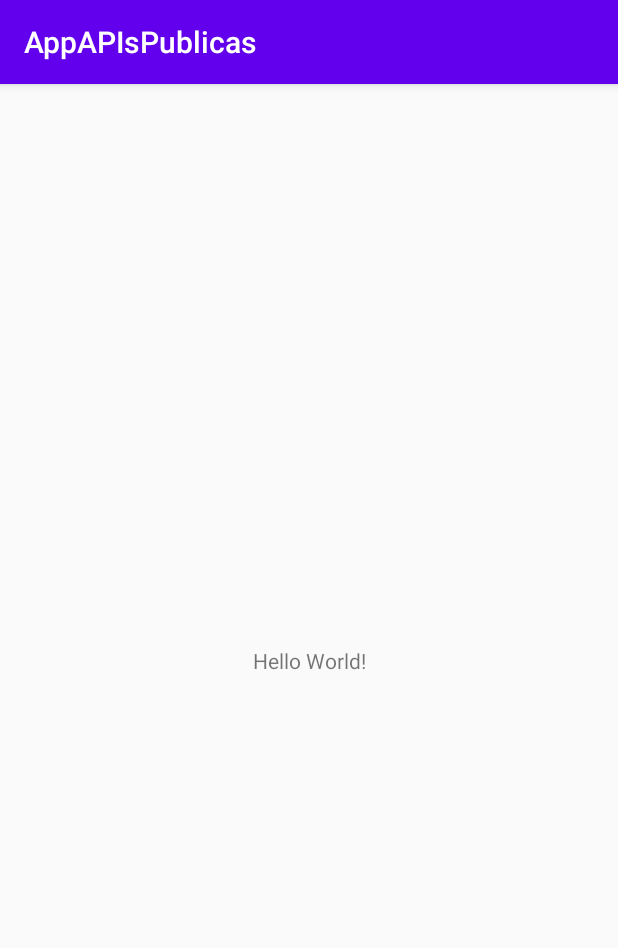
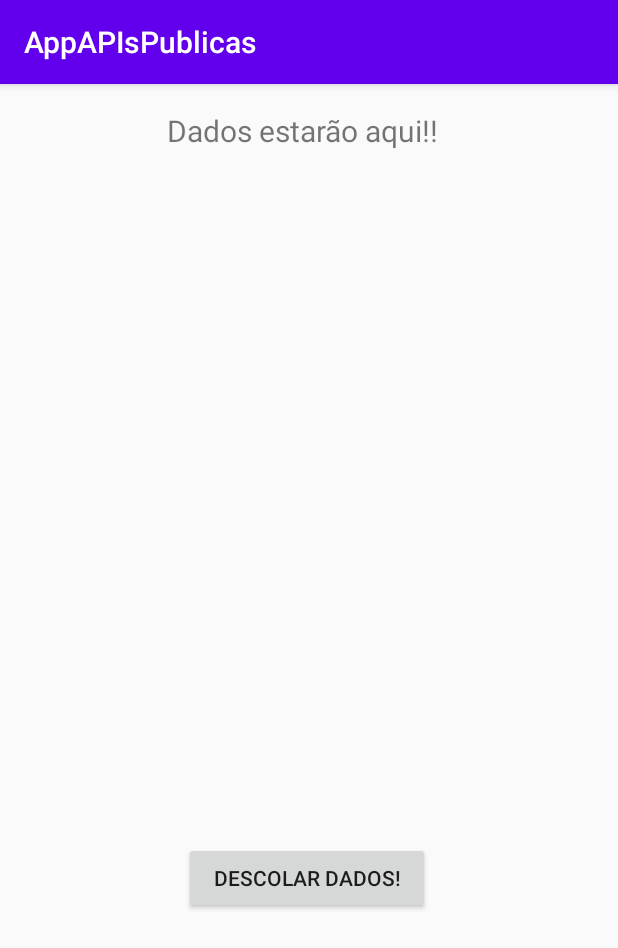
Before and after one commit to teago83/ExerciciosAndroid, an Android app: the screen it shows after launch (MainActivity), on a phone screen of 412 x 824 dp. Shown: the top 948 px of the screen. Run offline under Robolectric (Android 15) with nearby library versions, the phone set to English and light mode, and no system bars.

Commit message:
Progresso no app de consumo de APIs públicas, mas precisarei fazer alguns tweaks.

```diff
--- a/AppAPIsPublicas/app/src/main/AndroidManifest.xml
+++ b/AppAPIsPublicas/app/src/main/AndroidManifest.xml
@@ -1,6 +1,8 @@
 <?xml version="1.0" encoding="utf-8"?>
 <manifest xmlns:android="http://schemas.android.com/apk/res/android"
     package="com.example.appapispublicas">
+
+    <uses-permission android:name="android.permission.INTERNET"></uses-permission>
 
     <application
         android:allowBackup="true"
--- a/AppAPIsPublicas/app/src/main/java/com/example/appapispublicas/MainActivity.java
+++ b/AppAPIsPublicas/app/src/main/java/com/example/appapispublicas/MainActivity.java
@@ -3,12 +3,31 @@ package com.example.appapispublicas;
 import androidx.appcompat.app.AppCompatActivity;
 
 import android.os.Bundle;
+import android.view.View;
+import android.widget.Button;
+import android.widget.TextView;
 
 public class MainActivity extends AppCompatActivity {
+
+    Button button;
+    // this data object needs to be public and static so that it can be used in other classes
+    public static TextView data;
 
     @Override
     protected void onCreate(Bundle savedInstanceState) {
         super.onCreate(savedInstanceState);
         setContentView(R.layout.activity_main);
+
+        button = (Button) findViewById(R.id.button);
+        data = (TextView) findViewById(R.id.data);
+
+        button.setOnClickListener(new View.OnClickListener() {
+            @Override
+            public void onClick(View v) {
+                FetchData process = new FetchData();
+                process.execute();
+            }
+        });
+
     }
 }
--- a/AppAPIsPublicas/app/src/main/res/layout/activity_main.xml
+++ b/AppAPIsPublicas/app/src/main/res/layout/activity_main.xml
@@ -6,13 +6,42 @@
     android:layout_height="match_parent"
     tools:context=".MainActivity">
 
+    <Button
+        android:id="@+id/button"
+        android:layout_width="164dp"
+        android:layout_height="wrap_content"
+        android:layout_alignParentStart="true"
+        android:layout_alignParentTop="true"
+        android:layout_alignParentEnd="true"
+        android:layout_alignParentBottom="true"
+        android:layout_marginStart="121dp"
+        android:layout_marginEnd="125dp"
+        android:layout_marginBottom="88dp"
+        android:text="Descolar dados!"
+        app:layout_constraintBottom_toBottomOf="parent"
+        app:layout_constraintEnd_toEndOf="parent"
+        app:layout_constraintHorizontal_bias="1.0"
+        app:layout_constraintStart_toStartOf="parent"
+        app:layout_constraintTop_toBottomOf="@+id/data"
+        app:layout_constraintVertical_bias="0.315" />
+
     <TextView
-        android:layout_width="wrap_content"
-        android:layout_height="wrap_content"
-        android:text="Hello World!"
+        android:id="@+id/data"
+        android:layout_width="323dp"
+        android:layout_height="430dp"
+        android:layout_alignParentStart="true"
+        android:layout_alignParentTop="true"
+        android:layout_alignParentEnd="true"
+        android:layout_alignParentBottom="true"
+        android:text="Dados estarão aqui!!"
+        android:textAlignment="center"
+        android:textSize="20dp"
         app:layout_constraintBottom_toBottomOf="parent"
-        app:layout_constraintLeft_toLeftOf="parent"
-        app:layout_constraintRight_toRightOf="parent"
-        app:layout_constraintTop_toTopOf="parent" />
+        app:layout_constraintEnd_toEndOf="parent"
+        app:layout_constraintHorizontal_bias="0.449"
+        app:layout_constraintStart_toStartOf="parent"
+        app:layout_constraintTop_toTopOf="parent"
+        app:layout_constraintVertical_bias="0.052" />
+
 
 </androidx.constraintlayout.widget.ConstraintLayout>
```
Also changed, not shown: AppAPIsPublicas/app/src/main/java/com/example/appapispublicas/FetchData.java (added, +72 -0 lines), 1 other file.
